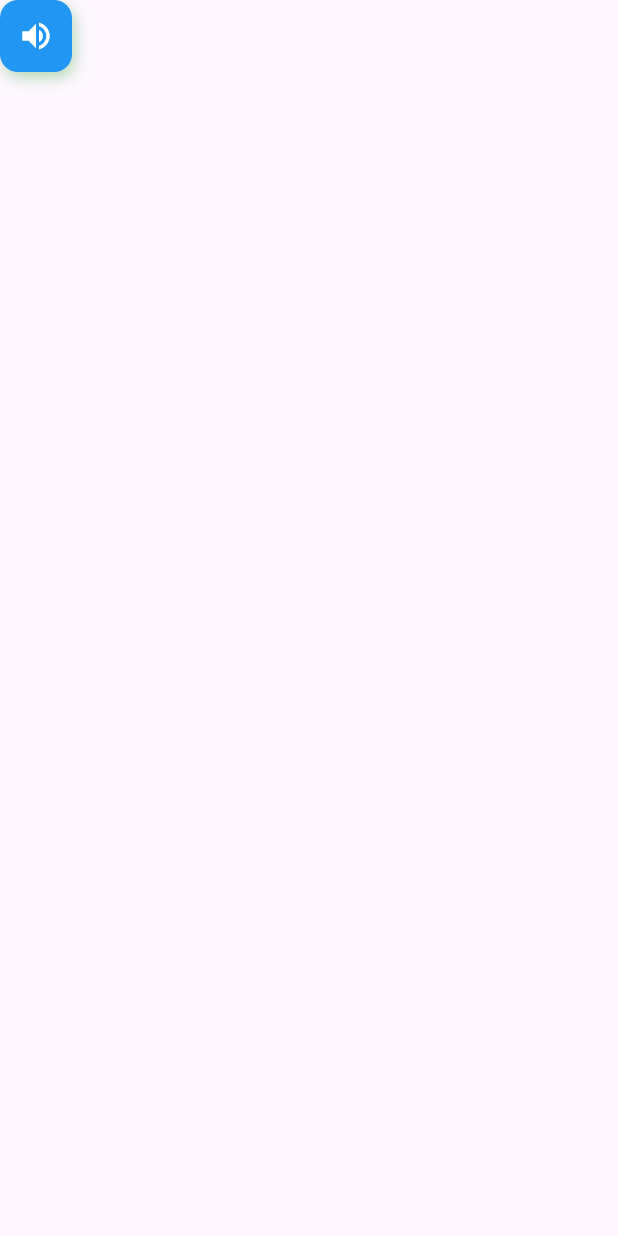
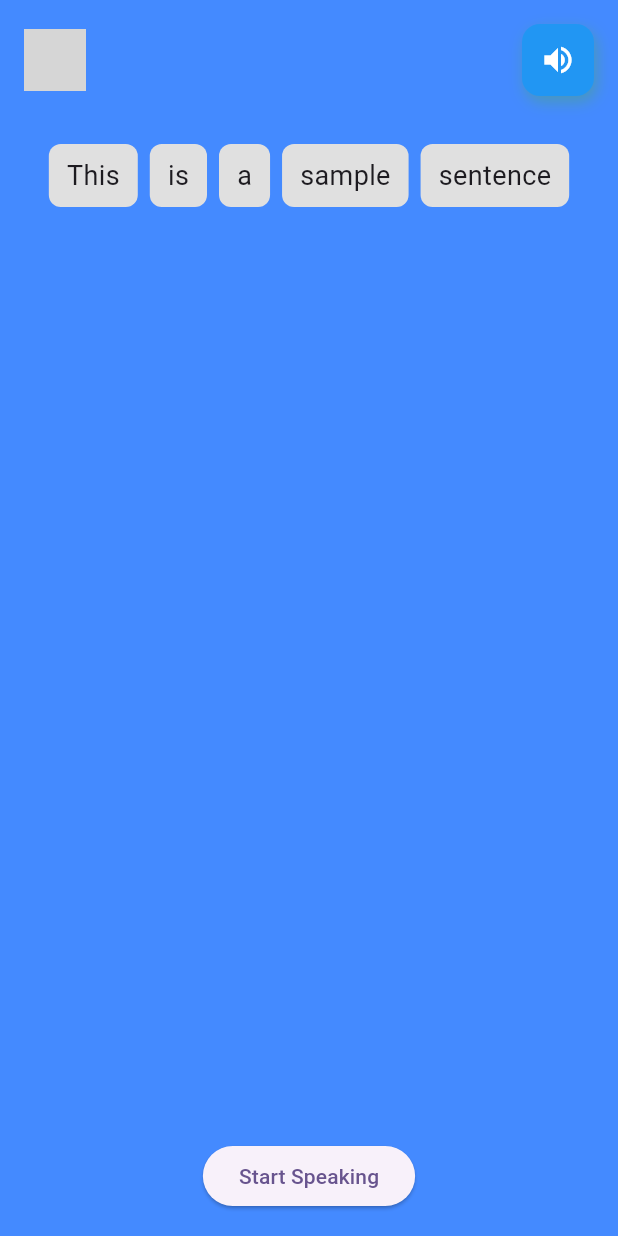
Before and after one commit to Islamkalam/lingocharm, a Flutter app: the screen it shows after launch, on a phone screen of 412 x 824 dp. Run offline on Flutter 3.47's test engine with Material 3 defaults, Android fonts, the phone set to English and light mode, and no system bars; our stand-ins replace flutter_tts, speech_to_text; grey boxes are pictures that could not be loaded.

Commit message:
incomplete change

```diff
--- a/lib/main.dart
+++ b/lib/main.dart
@@ -1,4 +1,5 @@
 import 'package:flutter/material.dart';
+import 'package:lingocharm/screens/practicescreen.dart';
 import 'package:lingocharm/widgets/tts_widget.dart';
 
 void main() {
@@ -36,7 +37,8 @@
       body: SafeArea(
         top: true,
         bottom: true,
-        child: TTSWidget(text: "Hello world!"),
+        // child: TTSWidget(text: "Hello world!"),
+        child: PracticeScreen(),
       ),
     );
   }
--- /dev/null
+++ b/lib/screens/practicescreen.dart
@@ -0,0 +1,143 @@
+import 'package:flutter/material.dart';
+import 'package:lingocharm/global/app_globals.dart';
+import 'package:lingocharm/widgets/tts_widget.dart';
+import 'package:lingocharm/services/stt_service.dart';
+
+class PracticeScreen extends StatefulWidget {
+  const PracticeScreen({super.key});
+
+  @override
+  State<PracticeScreen> createState() => _PracticeScreenState();
+}
+
+class _PracticeScreenState extends State<PracticeScreen> {
+  final String targetSentence = "This is a sample sentence";
+  String spokenText = "";
+  List<String> userWords = [];
+
+  void _onSpeechResult(String text) {
+    setState(() {
+      spokenText = text;
+      userWords = text.split(" ");
+    });
+
+    if (_isSentenceCorrect()) {
+      _showCompletionDialog();
+    }
+  }
+
+  bool _isSentenceCorrect() {
+    List<String> targetWords = targetSentence.split(" ");
+    if (userWords.length != targetWords.length) return false;
+
+    for (int i = 0; i < targetWords.length; i++) {
+      if (userWords[i].toLowerCase() != targetWords[i].toLowerCase()) {
+        return false;
+      }
+    }
+    return true;
+  }
+
+  void _showCompletionDialog() {
+    showDialog(
+      context: context,
+      barrierDismissible: false,
+      builder:
+          (context) => AlertDialog(
+            title: const Text("Great Job!"),
+            content: const Text("You completed the level correctly."),
+            actions: [
+              TextButton(
+                onPressed:
+                    () => Navigator.of(
+                      context,
+                    ).popUntil((route) => route.isFirst),
+                child: const Text("Home"),
+              ),
+              TextButton(
+                onPressed: () => Navigator.of(context).pop(),
+                child: const Text("Try Again"),
+              ),
+              TextButton(
+                onPressed: () {
+                  Navigator.of(context).pop();
+                  // Navigate to next screen or reset state here
+                },
+                child: const Text("Next"),
+              ),
+            ],
+          ),
+    );
+  }
+
+  Future<void> _startListening() async {
+    final result = await STTService.listen();
+    _onSpeechResult(result);
+  }
+
+  @override
+  Widget build(BuildContext context) {
+    final size = MediaQuery.of(context).size;
+
+    return Scaffold(
+      backgroundColor: AppGlobals.backgroundColor,
+      body: SafeArea(
+        child: Padding(
+          padding: const EdgeInsets.all(16.0),
+          child: Column(
+            children: [
+              Row(
+                mainAxisAlignment: MainAxisAlignment.spaceBetween,
+                children: [
+                  Image.asset(
+                    'assets/images/star.png',
+                    width: size.width * 0.1,
+                  ),
+                  TTSWidget(text: targetSentence),
+                ],
+              ),
+              const SizedBox(height: 32),
+              Expanded(
+                child: Wrap(
+                  spacing: 8,
+                  runSpacing: 8,
+                  children: _buildTextLine(),
+                ),
+              ),
+              const SizedBox(height: 16),
+              ElevatedButton(
+                onPressed: _startListening,
+                child: const Text("Start Speaking"),
+              ),
+            ],
+          ),
+        ),
+      ),
+    );
+  }
+
+  List<Widget> _buildTextLine() {
+    final targetWords = targetSentence.split(" ");
+    return List.generate(targetWords.length, (index) {
+      final word = targetWords[index];
+      Color color = Colors.grey.shade300;
+
+      if (index < userWords.length) {
+        if (userWords[index].toLowerCase() == word.toLowerCase()) {
+          color = Colors.green;
+        } else {
+          color = Colors.red;
+        }
+      }
+
+      return Container(
+        padding: const EdgeInsets.symmetric(horizontal: 12, vertical: 8),
+        decoration: BoxDecoration(
+          color: color,
+          borderRadius: BorderRadius.circular(8),
+        ),
+        child: Text(word, style: const TextStyle(fontSize: 18)),
+      );
+    });
+  }
+}
```
